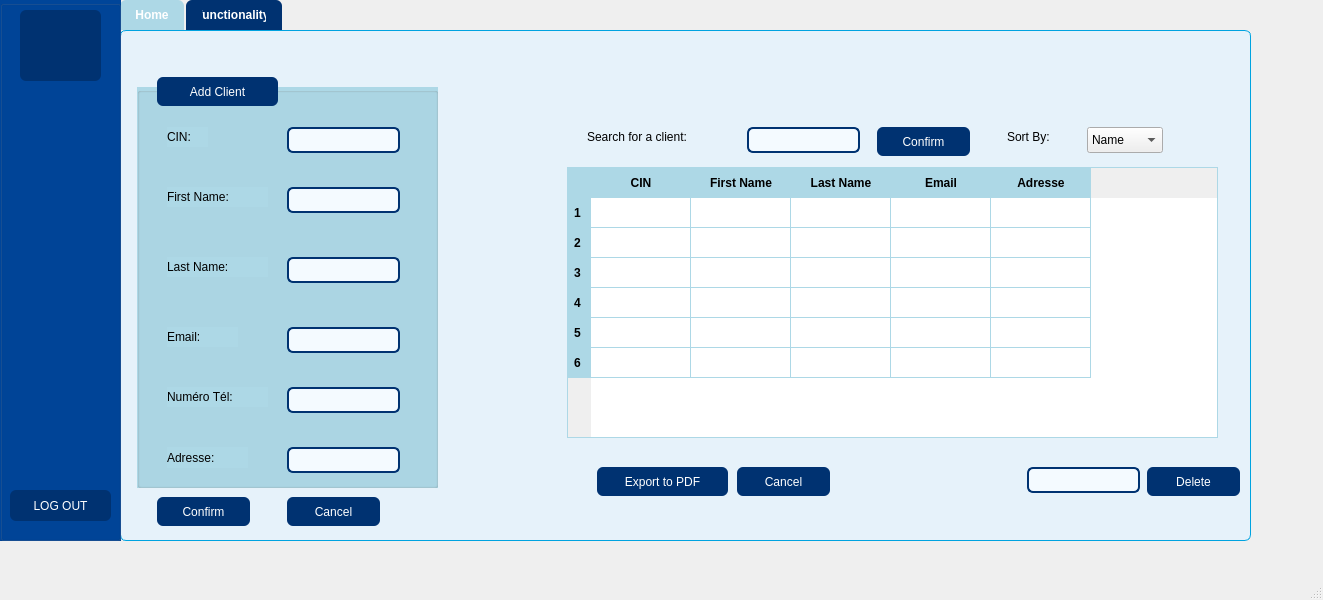
This is mainwindow.ui in Esprit-UP-Algo/projetpcc-2a26-voltshop as Qt 5 draws it before an edit. The edited form follows.
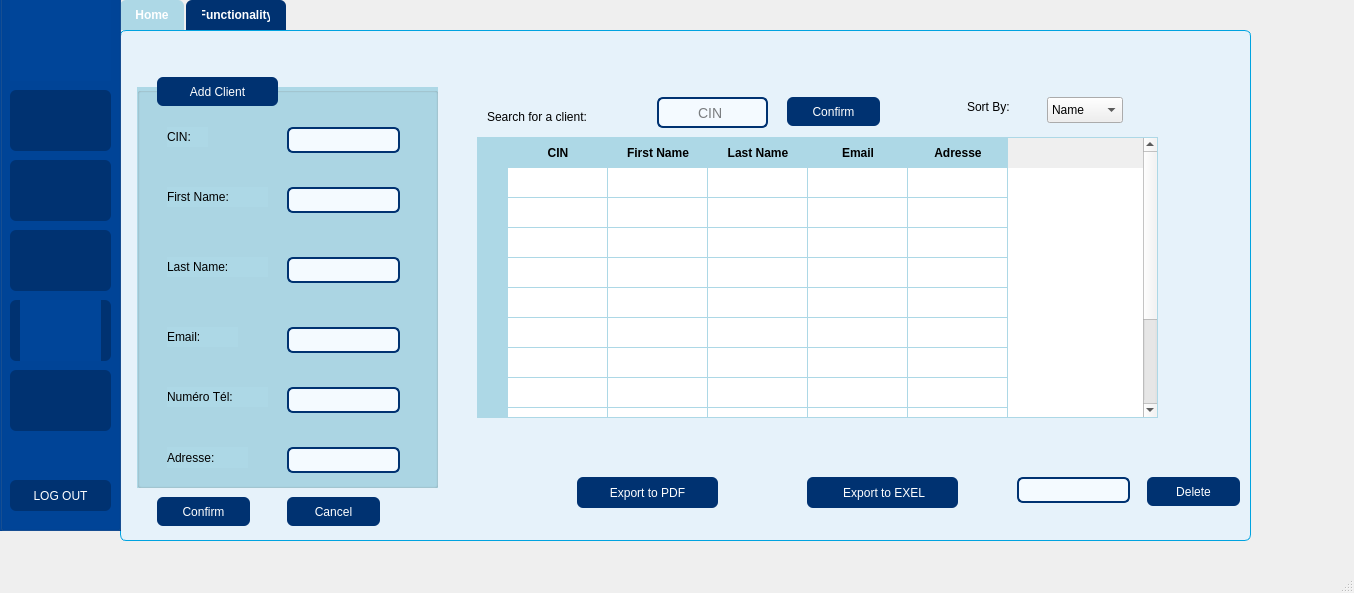
This is the edited form. The open tabs and pages were chosen to show the change. Icons and pictures are not drawn.

Patch:
```diff
--- a/mainwindow.ui
+++ b/mainwindow.ui
@@ -6,8 +6,8 @@
    <rect>
     <x>0</x>
     <y>0</y>
-    <width>1323</width>
-    <height>600</height>
+    <width>1354</width>
+    <height>593</height>
    </rect>
   </property>
   <property name="windowTitle">
@@ -380,10 +380,10 @@
      <widget class="QTableWidget" name="tableWidget">
       <property name="geometry">
        <rect>
-        <x>440</x>
-        <y>130</y>
-        <width>651</width>
-        <height>271</height>
+        <x>350</x>
+        <y>100</y>
+        <width>681</width>
+        <height>281</height>
        </rect>
       </property>
       <property name="styleSheet">
@@ -411,6 +411,36 @@
     border: none;
 }</string>
       </property>
+      <row>
+       <property name="text">
+        <string/>
+       </property>
+      </row>
+      <row>
+       <property name="text">
+        <string/>
+       </property>
+      </row>
+      <row>
+       <property name="text">
+        <string/>
+       </property>
+      </row>
+      <row>
+       <property name="text">
+        <string/>
+       </property>
+      </row>
+      <row>
+       <property name="text">
+        <string/>
+       </property>
+      </row>
+      <row>
+       <property name="text">
+        <string/>
+       </property>
+      </row>
       <row/>
       <row/>
       <row/>
@@ -446,8 +476,8 @@
      <widget class="QComboBox" name="comboBox">
       <property name="geometry">
        <rect>
-        <x>960</x>
-        <y>90</y>
+        <x>920</x>
+        <y>60</y>
         <width>76</width>
         <height>26</height>
        </rect>
@@ -471,8 +501,8 @@
      <widget class="QLabel" name="label_7">
       <property name="geometry">
        <rect>
-        <x>880</x>
-        <y>90</y>
+        <x>840</x>
+        <y>60</y>
         <width>63</width>
         <height>20</height>
        </rect>
@@ -487,8 +517,8 @@
      <widget class="QLabel" name="label_8">
       <property name="geometry">
        <rect>
-        <x>460</x>
-        <y>90</y>
+        <x>360</x>
+        <y>70</y>
         <width>161</width>
         <height>20</height>
        </rect>
@@ -503,8 +533,8 @@
      <widget class="QPushButton" name="pushButton_4">
       <property name="geometry">
        <rect>
-        <x>750</x>
-        <y>90</y>
+        <x>660</x>
+        <y>60</y>
         <width>93</width>
         <height>29</height>
        </rect>
@@ -527,10 +557,10 @@
      <widget class="QPushButton" name="pushButton_5">
       <property name="geometry">
        <rect>
-        <x>610</x>
-        <y>430</y>
-        <width>93</width>
-        <height>29</height>
+        <x>680</x>
+        <y>440</y>
+        <width>151</width>
+        <height>31</height>
        </rect>
       </property>
       <property name="styleSheet">
@@ -545,16 +575,16 @@
 QPushButton:pressed { background-color: #002050; }</string>
       </property>
       <property name="text">
-       <string>Cancel</string>
+       <string> Export to EXEL</string>
       </property>
      </widget>
      <widget class="QPushButton" name="pushButton_6">
       <property name="geometry">
        <rect>
-        <x>470</x>
-        <y>430</y>
-        <width>131</width>
-        <height>29</height>
+        <x>450</x>
+        <y>440</y>
+        <width>141</width>
+        <height>31</height>
        </rect>
       </property>
       <property name="styleSheet">
@@ -600,7 +630,7 @@
       <property name="geometry">
        <rect>
         <x>1020</x>
-        <y>430</y>
+        <y>440</y>
         <width>93</width>
         <height>29</height>
        </rect>
@@ -623,10 +653,10 @@
      <widget class="QLineEdit" name="lineEdit_7">
       <property name="geometry">
        <rect>
-        <x>620</x>
-        <y>90</y>
-        <width>113</width>
-        <height>26</height>
+        <x>530</x>
+        <y>60</y>
+        <width>111</width>
+        <height>31</height>
        </rect>
       </property>
       <property name="styleSheet">
@@ -644,12 +674,15 @@
     background-color: #ffffff;
 }</string>
       </property>
+      <property name="placeholderText">
+       <string>       CIN</string>
+      </property>
      </widget>
      <widget class="QLineEdit" name="lineEdit_8">
       <property name="geometry">
        <rect>
-        <x>900</x>
-        <y>430</y>
+        <x>890</x>
+        <y>440</y>
         <width>113</width>
         <height>26</height>
        </rect>
@@ -673,10 +706,10 @@
      <widget class="QLabel" name="label_10">
       <property name="geometry">
        <rect>
-        <x>1010</x>
-        <y>0</y>
-        <width>101</width>
-        <height>81</height>
+        <x>400</x>
+        <y>430</y>
+        <width>41</width>
+        <height>41</height>
        </rect>
       </property>
       <property name="text">
@@ -689,10 +722,233 @@
        <bool>true</bool>
       </property>
      </widget>
+     <widget class="QLabel" name="EXCEL">
+      <property name="geometry">
+       <rect>
+        <x>620</x>
+        <y>420</y>
+        <width>51</width>
+        <height>61</height>
+       </rect>
+      </property>
+      <property name="text">
+       <string/>
+      </property>
+      <property name="pixmap">
+       <pixmap>assests/EXEL.png</pixmap>
+      </property>
+      <property name="scaledContents">
+       <bool>true</bool>
+      </property>
+     </widget>
+     <widget class="QPushButton" name="pushButton_10">
+      <property name="geometry">
+       <rect>
+        <x>350</x>
+        <y>140</y>
+        <width>31</width>
+        <height>31</height>
+       </rect>
+      </property>
+      <property name="styleSheet">
+       <string notr="true">QPushButton {
+    background-color: rgb(173, 216, 230);
+    border-radius: 10px;
+    padding: 8px;
+    font-weight: bold;
+    color: black;
+}
+
+QPushButton:hover {
+    background-color: rgb(135, 206, 250); /* un bleu un peu plus clair */
+}
+
+QPushButton:pressed {
+    background-color: rgb(100, 149, 237); /* un bleu un peu plus foncé */
+}
+</string>
+      </property>
+      <property name="text">
+       <string/>
+      </property>
+      <property name="icon">
+       <iconset theme="QIcon::ThemeIcon::MailMessageNew"/>
+      </property>
+     </widget>
+     <widget class="QPushButton" name="pushButton_11">
+      <property name="geometry">
+       <rect>
+        <x>350</x>
+        <y>180</y>
+        <width>31</width>
+        <height>31</height>
+       </rect>
+      </property>
+      <property name="styleSheet">
+       <string notr="true">QPushButton {
+    background-color: rgb(173, 216, 230);
+    border-radius: 10px;
+    padding: 8px;
+    font-weight: bold;
+    color: black;
+}
+
+QPushButton:hover {
+    background-color: rgb(135, 206, 250); /* un bleu un peu plus clair */
+}
+
+QPushButton:pressed {
+    background-color: rgb(100, 149, 237); /* un bleu un peu plus foncé */
+}
+</string>
+      </property>
+      <property name="text">
+       <string/>
+      </property>
+      <property name="icon">
+       <iconset theme="QIcon::ThemeIcon::MailMessageNew"/>
+      </property>
+     </widget>
+     <widget class="QPushButton" name="pushButton_12">
+      <property name="geometry">
+       <rect>
+        <x>350</x>
+        <y>300</y>
+        <width>31</width>
+        <height>31</height>
+       </rect>
+      </property>
+      <property name="styleSheet">
+       <string notr="true">QPushButton {
+    background-color: rgb(173, 216, 230);
+    border-radius: 10px;
+    padding: 8px;
+    font-weight: bold;
+    color: black;
+}
+
+QPushButton:hover {
+    background-color: rgb(135, 206, 250); /* un bleu un peu plus clair */
+}
+
+QPushButton:pressed {
+    background-color: rgb(100, 149, 237); /* un bleu un peu plus foncé */
+}
+</string>
+      </property>
+      <property name="text">
+       <string/>
+      </property>
+      <property name="icon">
+       <iconset theme="QIcon::ThemeIcon::MailMessageNew"/>
+      </property>
+     </widget>
+     <widget class="QPushButton" name="pushButton_13">
+      <property name="geometry">
+       <rect>
+        <x>350</x>
+        <y>260</y>
+        <width>31</width>
+        <height>31</height>
+       </rect>
+      </property>
+      <property name="styleSheet">
+       <string notr="true">QPushButton {
+    background-color: rgb(173, 216, 230);
+    border-radius: 10px;
+    padding: 8px;
+    font-weight: bold;
+    color: black;
+}
+
+QPushButton:hover {
+    background-color: rgb(135, 206, 250); /* un bleu un peu plus clair */
+}
+
+QPushButton:pressed {
+    background-color: rgb(100, 149, 237); /* un bleu un peu plus foncé */
+}
+</string>
+      </property>
+      <property name="text">
+       <string/>
+      </property>
+      <property name="icon">
+       <iconset theme="QIcon::ThemeIcon::MailMessageNew"/>
+      </property>
+     </widget>
+     <widget class="QPushButton" name="pushButton_14">
+      <property name="geometry">
+       <rect>
+        <x>350</x>
+        <y>220</y>
+        <width>31</width>
+        <height>31</height>
+       </rect>
+      </property>
+      <property name="styleSheet">
+       <string notr="true">QPushButton {
+    background-color: rgb(173, 216, 230);
+    border-radius: 10px;
+    padding: 8px;
+    font-weight: bold;
+    color: black;
+}
+
+QPushButton:hover {
+    background-color: rgb(135, 206, 250); /* un bleu un peu plus clair */
+}
+
+QPushButton:pressed {
+    background-color: rgb(100, 149, 237); /* un bleu un peu plus foncé */
+}
+</string>
+      </property>
+      <property name="text">
+       <string/>
+      </property>
+      <property name="icon">
+       <iconset theme="QIcon::ThemeIcon::MailMessageNew"/>
+      </property>
+     </widget>
+     <widget class="QPushButton" name="pushButton_15">
+      <property name="geometry">
+       <rect>
+        <x>350</x>
+        <y>330</y>
+        <width>31</width>
+        <height>31</height>
+       </rect>
+      </property>
+      <property name="styleSheet">
+       <string notr="true">QPushButton {
+    background-color: rgb(173, 216, 230);
+    border-radius: 10px;
+    padding: 8px;
+    font-weight: bold;
+    color: black;
+}
+
+QPushButton:hover {
+    background-color: rgb(135, 206, 250); /* un bleu un peu plus clair */
+}
+
+QPushButton:pressed {
+    background-color: rgb(100, 149, 237); /* un bleu un peu plus foncé */
+}
+</string>
+      </property>
+      <property name="text">
+       <string/>
+      </property>
+      <property name="icon">
+       <iconset theme="QIcon::ThemeIcon::MailMessageNew"/>
+      </property>
+     </widget>
     </widget>
     <widget class="QWidget" name="tab_2">
      <attribute name="title">
-      <string>functionality</string>
+      <string>Functionality</string>
      </attribute>
      <widget class="QLabel" name="label_9">
       <property name="geometry">
@@ -738,7 +994,7 @@
     <property name="geometry">
      <rect>
       <x>0</x>
-      <y>0</y>
+      <y>-10</y>
       <width>121</width>
       <height>541</height>
      </rect>
@@ -752,10 +1008,10 @@
     <widget class="QPushButton" name="pushButton_8">
      <property name="geometry">
       <rect>
-       <x>20</x>
-       <y>10</y>
-       <width>81</width>
-       <height>71</height>
+       <x>10</x>
+       <y>100</y>
+       <width>101</width>
+       <height>61</height>
       </rect>
      </property>
      <property name="styleSheet">
@@ -807,6 +1063,203 @@
       <string>LOG OUT</string>
      </property>
     </widget>
+    <widget class="QLabel" name="logo">
+     <property name="geometry">
+      <rect>
+       <x>10</x>
+       <y>10</y>
+       <width>101</width>
+       <height>81</height>
+      </rect>
+     </property>
+     <property name="text">
+      <string/>
+     </property>
+     <property name="pixmap">
+      <pixmap>../../Downloads/WhatsApp Image 2025-09-16 at 13.04.56 (1).jpeg</pixmap>
+     </property>
+     <property name="scaledContents">
+      <bool>true</bool>
+     </property>
+    </widget>
+    <widget class="QLabel" name="logo2">
+     <property name="geometry">
+      <rect>
+       <x>10</x>
+       <y>10</y>
+       <width>101</width>
+       <height>81</height>
+      </rect>
+     </property>
+     <property name="text">
+      <string/>
+     </property>
+     <property name="pixmap">
+      <pixmap>../../Downloads/WhatsApp Image 2025-09-16 at 13.04.56 (1).jpeg</pixmap>
+     </property>
+     <property name="scaledContents">
+      <bool>true</bool>
+     </property>
+    </widget>
+    <widget class="QPushButton" name="pushButton_16">
+     <property name="geometry">
+      <rect>
+       <x>10</x>
+       <y>240</y>
+       <width>101</width>
+       <height>61</height>
+      </rect>
+     </property>
+     <property name="styleSheet">
+      <string notr="true">QPushButton {
+	font: 900 9pt &quot;Swis721 Blk BT&quot;;
+    background-color: #003271;
+    color: white;
+    border-radius: 6px;
+    padding: 6px 12px;
+}
+QPushButton:hover { background-color: #002050;; }
+QPushButton:pressed { background-color: rgb(0, 69, 153);; }</string>
+     </property>
+     <property name="text">
+      <string/>
+     </property>
+     <property name="icon">
+      <iconset theme="QIcon::ThemeIcon::EditPaste"/>
+     </property>
+     <property name="iconSize">
+      <size>
+       <width>50</width>
+       <height>50</height>
+      </size>
+     </property>
+    </widget>
+    <widget class="QPushButton" name="pushButton_17">
+     <property name="geometry">
+      <rect>
+       <x>10</x>
+       <y>380</y>
+       <width>101</width>
+       <height>61</height>
+      </rect>
+     </property>
+     <property name="styleSheet">
+      <string notr="true">QPushButton {
+	font: 900 9pt &quot;Swis721 Blk BT&quot;;
+    background-color: #003271;
+    color: white;
+    border-radius: 6px;
+    padding: 6px 12px;
+}
+QPushButton:hover { background-color: #002050;; }
+QPushButton:pressed { background-color: rgb(0, 69, 153);; }</string>
+     </property>
+     <property name="text">
+      <string/>
+     </property>
+     <property name="icon">
+      <iconset theme="QIcon::ThemeIcon::Phone"/>
+     </property>
+     <property name="iconSize">
+      <size>
+       <width>50</width>
+       <height>50</height>
+      </size>
+     </property>
+    </widget>
+    <widget class="QPushButton" name="pushButton_18">
+     <property name="geometry">
+      <rect>
+       <x>10</x>
+       <y>170</y>
+       <width>101</width>
+       <height>61</height>
+      </rect>
+     </property>
+     <property name="styleSheet">
+      <string notr="true">QPushButton {
+	font: 900 9pt &quot;Swis721 Blk BT&quot;;
+    background-color: #003271;
+    color: white;
+    border-radius: 6px;
+    padding: 6px 12px;
+}
+QPushButton:hover { background-color: #002050;; }
+QPushButton:pressed { background-color: rgb(0, 69, 153);; }</string>
+     </property>
+     <property name="text">
+      <string/>
+     </property>
+     <property name="icon">
+      <iconset theme="QIcon::ThemeIcon::NetworkWired"/>
+     </property>
+     <property name="iconSize">
+      <size>
+       <width>50</width>
+       <height>50</height>
+      </size>
+     </property>
+    </widget>
+    <widget class="QPushButton" name="pushButton_19">
+     <property name="geometry">
+      <rect>
+       <x>10</x>
+       <y>310</y>
+       <width>101</width>
+       <height>61</height>
+      </rect>
+     </property>
+     <property name="styleSheet">
+      <string notr="true">QPushButton {
+	font: 900 9pt &quot;Swis721 Blk BT&quot;;
+    background-color: #003271;
+    color: white;
+    border-radius: 6px;
+    padding: 6px 12px;
+}
+QPushButton:hover { background-color: #002050;; }
+QPushButton:pressed { background-color: rgb(0, 69, 153);; }</string>
+     </property>
+     <property name="text">
+      <string/>
+     </property>
+     <property name="iconSize">
+      <size>
+       <width>50</width>
+       <height>50</height>
+      </size>
+     </property>
+    </widget>
+    <widget class="QLabel" name="creditcard">
+     <property name="geometry">
+      <rect>
+       <x>20</x>
+       <y>310</y>
+       <width>81</width>
+       <height>61</height>
+      </rect>
+     </property>
+     <property name="styleSheet">
+      <string notr="true">QPushButton {
+	font: 900 9pt &quot;Swis721 Blk BT&quot;;
+    background-color: #003271;
+    color: white;
+    border-radius: 6px;
+    padding: 6px 12px;
+}
+QPushButton:hover { background-color: #002050;; }
+QPushButton:pressed { background-color: rgb(0, 69, 153);; }</string>
+     </property>
+     <property name="text">
+      <string/>
+     </property>
+     <property name="pixmap">
+      <pixmap>../../Downloads/credit-card.png</pixmap>
+     </property>
+     <property name="scaledContents">
+      <bool>true</bool>
+     </property>
+    </widget>
    </widget>
   </widget>
   <widget class="QMenuBar" name="menubar">
```
Left out of the diff: 33 changed lines with no effect on the pictures.
